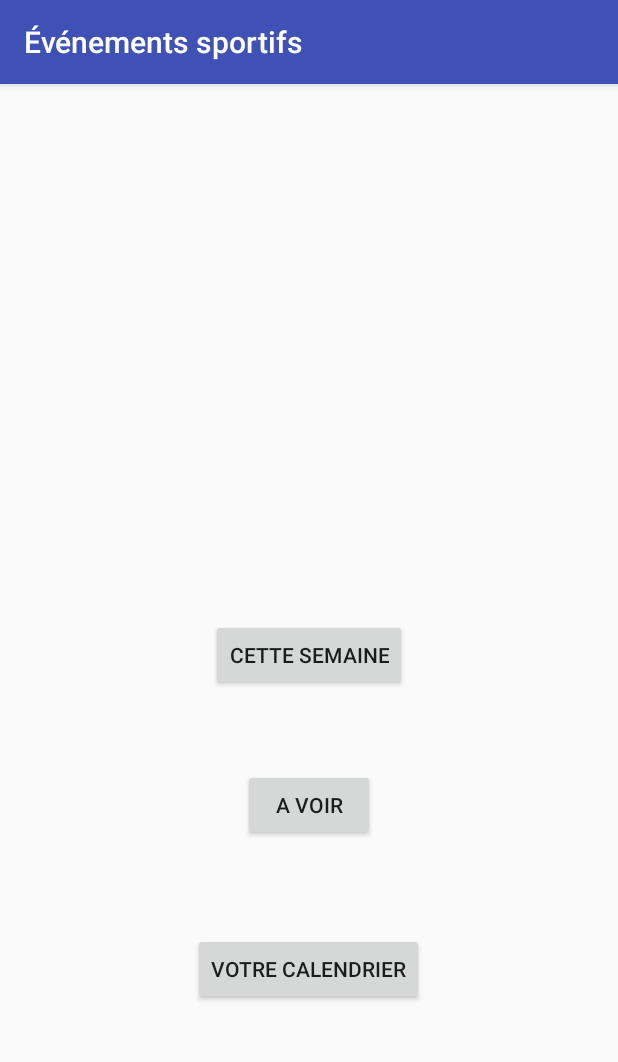
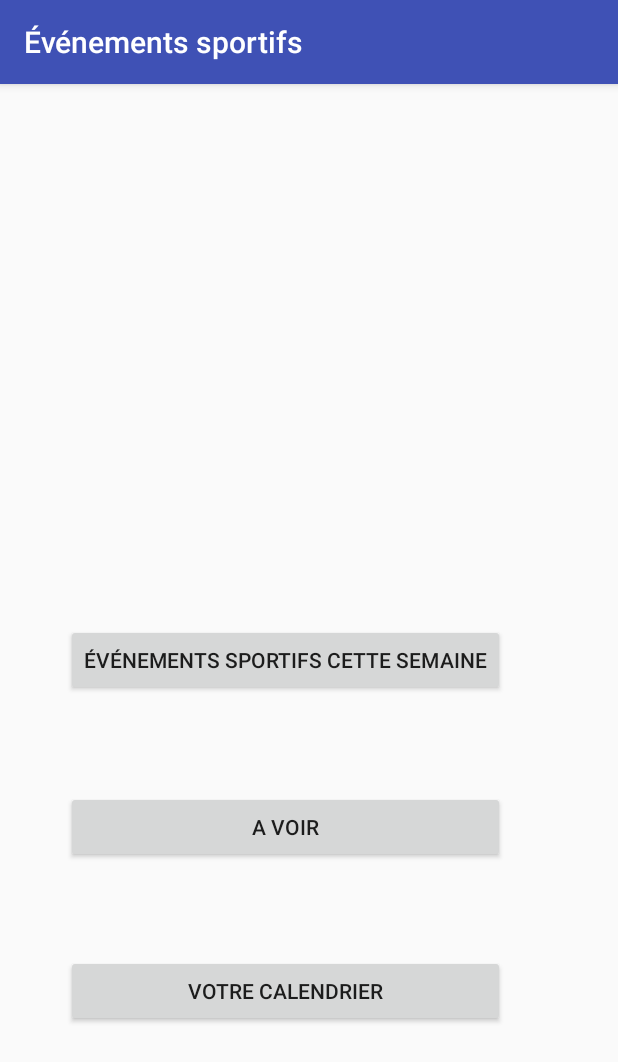
Before and after one commit to Yzaky/ProjectAndroidEvents, an Android app: the screen it shows after launch (MainActivity), on a phone screen of 412 x 824 dp. Shown: the top 1062 px of the screen. Run offline under Robolectric (Android 15) with nearby library versions, the phone set to English and light mode, and no system bars.

Commit message:
listview et événements détaillés fonctionnels

```diff
--- a/app/src/main/res/layout/activity_main.xml
+++ b/app/src/main/res/layout/activity_main.xml
@@ -13,9 +13,12 @@
         android:layout_width="wrap_content"
         android:layout_height="wrap_content"
         android:text="@string/calendrier"
-            android:layout_marginBottom="154dp"
+        android:layout_marginBottom="139dp"
         android:layout_alignParentBottom="true"
-            android:layout_centerHorizontal="true" />
+        android:layout_alignRight="@+id/button2"
+        android:layout_alignEnd="@+id/button2"
+        android:layout_alignLeft="@+id/button2"
+        android:layout_alignStart="@+id/button2" />
 
     <Button
         android:id="@+id/button2"
@@ -24,14 +27,20 @@
         android:layout_marginBottom="61dp"
         android:text="A voir"
         android:layout_above="@+id/buttonCalendar"
-        android:layout_centerHorizontal="true" />
+        android:layout_alignLeft="@+id/buttonListEvents"
+        android:layout_alignStart="@+id/buttonListEvents"
+        android:layout_alignRight="@+id/buttonListEvents"
+        android:layout_alignEnd="@+id/buttonListEvents" />
 
     <Button
         android:id="@+id/buttonListEvents"
         android:layout_width="wrap_content"
         android:layout_height="wrap_content"
-        android:layout_marginBottom="52dp"
+        android:layout_marginBottom="63dp"
         android:text="@string/listevents"
         android:layout_above="@+id/button2"
-        android:layout_centerHorizontal="true" />
+        android:layout_alignParentLeft="true"
+        android:layout_alignParentStart="true"
+        android:layout_marginLeft="44dp"
+        android:layout_marginStart="44dp" />
 </RelativeLayout>
--- a/app/src/main/res/values/strings.xml
+++ b/app/src/main/res/values/strings.xml
@@ -1,7 +1,6 @@
 <resources>
     <string name="app_name">Événements sportifs</string>
     <string name="title_activity_settings">Settings</string>
-    <string name="cettesemaine">Cette semaine</string>
     <string name="calendrier">Votre calendrier</string>
-    <string name="listevents">Cette semaine</string>
+    <string name="listevents">Événements sportifs cette semaine</string>
 </resources>
```
Also changed, not shown: app/src/main/java/etien/projectandroidevents/DetailsEvents.java (+29 -0 lines), app/src/main/java/etien/projectandroidevents/ListEvents.java (+106 -1 lines), app/src/main/res/layout/activity_details_events.xml (+29 -0 lines), app/src/main/res/layout/activity_list_events.xml (+7 -0 lines). Lines whose indentation alone changed are shown as unchanged.
